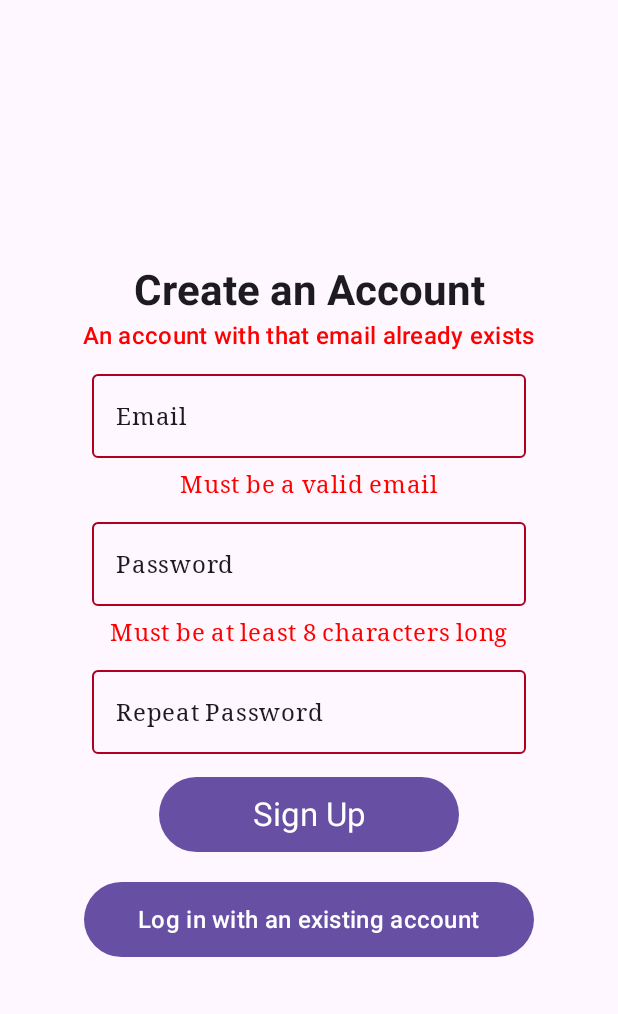
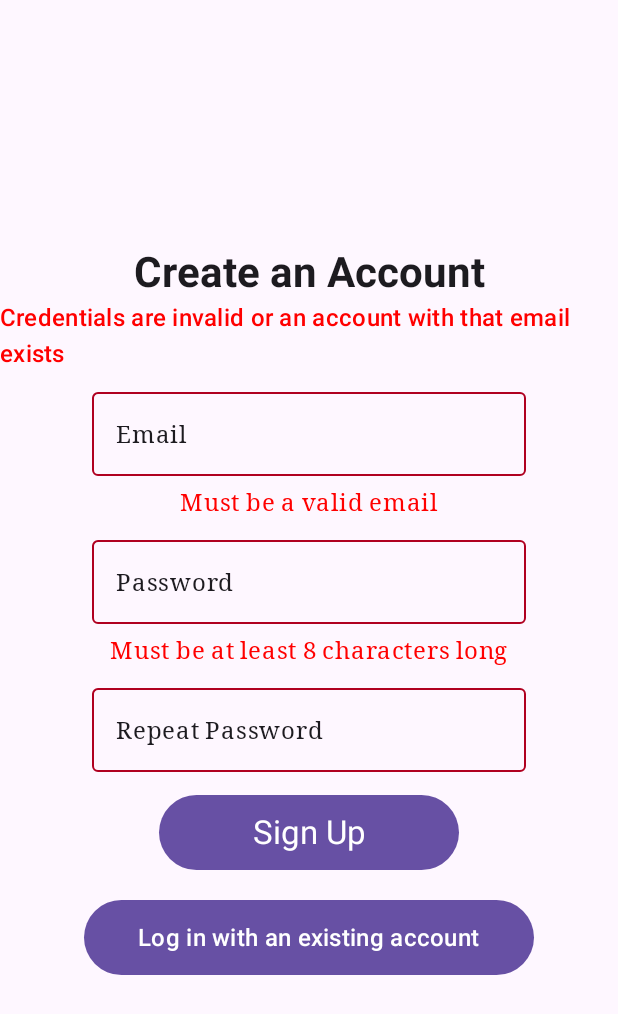
Before and after one commit to AppDevOrganization/5A6-group-project, an Android app built with Jetpack Compose: the SignupPage screen opened through its navigation route, after a tap on "Sign Up", on a phone screen of 412 x 824 dp. Shown: the top 1014 px of the screen. Run offline under Robolectric (Android 15) with nearby library versions, the phone set to English and light mode, and no system bars; our stand-ins replace Firebase (no records; nobody signed in at launch, a user with empty details on screens opened directly); libraries missing offline, so code that uses them is left out: com.google.android.play; network calls fail; 1 statement that could not run was skipped.

Commit message:
edited the signup error value

```diff
--- a/app/src/main/res/values/strings.xml
+++ b/app/src/main/res/values/strings.xml
@@ -3,6 +3,6 @@
     <string name="signup_email_error">Must be a valid email</string>
     <string name="signup_pswd_error">Must be at least 8 characters long</string>
     <string name="signup_repeat_pswd_error">Does not match the password</string>
-    <string name="signup_error">An account with that email already exists</string>
+    <string name="signup_error">Credentials are invalid or an account with that email exists</string>
     <string name="signup_internal_error">Internal error occurred, try again</string>
 </resources>
```
